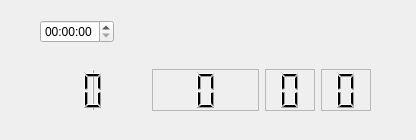
First picture: the form in mytimer.ui, repository RiccardoMurgia/Timer, before the edit.
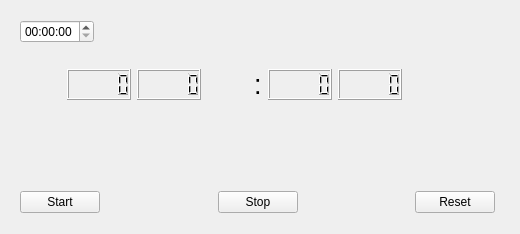
Second picture: the form after the edit.

The edit to the form file:
```diff
--- a/mytimer.ui
+++ b/mytimer.ui
@@ -6,8 +6,8 @@
    <rect>
     <x>0</x>
     <y>0</y>
-    <width>416</width>
-    <height>140</height>
+    <width>520</width>
+    <height>234</height>
    </rect>
   </property>
   <property name="windowTitle">
@@ -16,15 +16,15 @@
   <widget class="QWidget" name="">
    <property name="geometry">
     <rect>
-     <x>40</x>
+     <x>20</x>
      <y>20</y>
-     <width>331</width>
-     <height>91</height>
+     <width>475</width>
+     <height>193</height>
     </rect>
    </property>
    <layout class="QVBoxLayout" name="verticalLayout">
     <item>
-     <layout class="QHBoxLayout" name="horizontalLayout_3">
+     <layout class="QHBoxLayout" name="horizontalLayout">
       <item>
        <widget class="QTimeEdit" name="timeEdit"/>
       </item>
@@ -59,48 +59,148 @@
     <item>
      <layout class="QHBoxLayout" name="horizontalLayout_2">
       <item>
-       <widget class="QLCDNumber" name="lcdNumber_4">
-        <property name="frameShape">
-         <enum>QFrame::VLine</enum>
+       <spacer name="horizontalSpacer_5">
+        <property name="orientation">
+         <enum>Qt::Horizontal</enum>
         </property>
-        <property name="digitCount">
-         <number>1</number>
+        <property name="sizeHint" stdset="0">
+         <size>
+          <width>40</width>
+          <height>20</height>
+         </size>
         </property>
+       </spacer>
+      </item>
+      <item>
+       <widget class="QLCDNumber" name="lcdNumber">
+        <property name="smallDecimalPoint">
+         <bool>false</bool>
+        </property>
        </widget>
       </item>
       <item>
-       <widget class="QLCDNumber" name="lcdNumber_5">
-        <property name="frameShape">
-         <enum>QFrame::StyledPanel</enum>
+       <widget class="QLCDNumber" name="lcdNumber_4"/>
+      </item>
+      <item>
+       <spacer name="horizontalSpacer_6">
+        <property name="orientation">
+         <enum>Qt::Horizontal</enum>
         </property>
-        <property name="digitCount">
-         <number>1</number>
+        <property name="sizeHint" stdset="0">
+         <size>
+          <width>40</width>
+          <height>20</height>
+         </size>
         </property>
+       </spacer>
+      </item>
+      <item>
+       <widget class="QLabel" name="label">
+        <property name="font">
+         <font>
+          <pointsize>20</pointsize>
+         </font>
+        </property>
+        <property name="text">
+         <string>:</string>
+        </property>
        </widget>
       </item>
       <item>
-       <layout class="QHBoxLayout" name="horizontalLayout">
-        <item>
-         <widget class="QLCDNumber" name="lcdNumber">
-          <property name="frameShape">
-           <enum>QFrame::StyledPanel</enum>
-          </property>
-          <property name="digitCount">
-           <number>1</number>
-          </property>
-         </widget>
-        </item>
-        <item>
-         <widget class="QLCDNumber" name="lcdNumber_2">
-          <property name="frameShape">
-           <enum>QFrame::StyledPanel</enum>
-          </property>
-          <property name="digitCount">
-           <number>1</number>
-          </property>
-         </widget>
-        </item>
-       </layout>
+       <widget class="QLCDNumber" name="lcdNumber_2"/>
+      </item>
+      <item>
+       <widget class="QLCDNumber" name="lcdNumber_3"/>
+      </item>
+      <item>
+       <spacer name="horizontalSpacer_8">
+        <property name="orientation">
+         <enum>Qt::Horizontal</enum>
+        </property>
+        <property name="sizeHint" stdset="0">
+         <size>
+          <width>40</width>
+          <height>20</height>
+         </size>
+        </property>
+       </spacer>
+      </item>
+      <item>
+       <spacer name="horizontalSpacer_7">
+        <property name="orientation">
+         <enum>Qt::Horizontal</enum>
+        </property>
+        <property name="sizeHint" stdset="0">
+         <size>
+          <width>40</width>
+          <height>20</height>
+         </size>
+        </property>
+       </spacer>
+      </item>
+     </layout>
+    </item>
+    <item>
+     <spacer name="verticalSpacer">
+      <property name="orientation">
+       <enum>Qt::Vertical</enum>
+      </property>
+      <property name="sizeHint" stdset="0">
+       <size>
+        <width>20</width>
+        <height>40</height>
+       </size>
+      </property>
+     </spacer>
+    </item>
+    <item>
+     <layout class="QHBoxLayout" name="horizontalLayout_4">
+      <item>
+       <widget class="QPushButton" name="startButton">
+        <property name="text">
+         <string>Start</string>
+        </property>
+       </widget>
+      </item>
+      <item>
+       <spacer name="horizontalSpacer">
+        <property name="orientation">
+         <enum>Qt::Horizontal</enum>
+        </property>
+        <property name="sizeHint" stdset="0">
+         <size>
+          <width>40</width>
+          <height>20</height>
+         </size>
+        </property>
+       </spacer>
+      </item>
+      <item>
+       <widget class="QPushButton" name="stopButton">
+        <property name="text">
+         <string>Stop</string>
+        </property>
+       </widget>
+      </item>
+      <item>
+       <spacer name="horizontalSpacer_4">
+        <property name="orientation">
+         <enum>Qt::Horizontal</enum>
+        </property>
+        <property name="sizeHint" stdset="0">
+         <size>
+          <width>40</width>
+          <height>20</height>
+         </size>
+        </property>
+       </spacer>
+      </item>
+      <item>
+       <widget class="QPushButton" name="pushButton_3">
+        <property name="text">
+         <string>Reset</string>
+        </property>
+       </widget>
       </item>
      </layout>
     </item>
```
Left out of the diff: 4 changed lines with no effect on the pictures.
